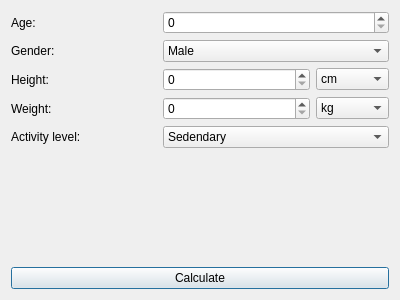
First picture: the form in CalorieCalculator/dialog.ui, repository serebryakov02/CalorieCalculator, before the edit.
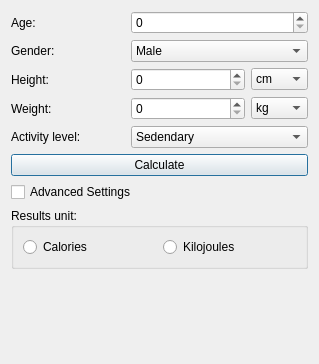
Second picture: the form after the edit.

Patch:
```diff
--- a/CalorieCalculator/dialog.ui
+++ b/CalorieCalculator/dialog.ui
@@ -6,14 +6,14 @@
    <rect>
     <x>0</x>
     <y>0</y>
-    <width>400</width>
-    <height>300</height>
+    <width>319</width>
+    <height>364</height>
    </rect>
   </property>
   <property name="windowTitle">
    <string>Dialog</string>
   </property>
-  <layout class="QVBoxLayout" name="verticalLayout">
+  <layout class="QVBoxLayout" name="verticalLayout_2">
    <item>
     <layout class="QGridLayout" name="gridLayout">
      <item row="3" column="4">
@@ -138,19 +138,6 @@
      </item>
     </layout>
    </item>
-   <item>
-    <spacer name="verticalSpacer">
-     <property name="orientation">
-      <enum>Qt::Vertical</enum>
-     </property>
-     <property name="sizeHint" stdset="0">
-      <size>
-       <width>20</width>
-       <height>40</height>
-      </size>
-     </property>
-    </spacer>
-   </item>
    <item>
     <widget class="QPushButton" name="btnCalculate">
      <property name="enabled">
@@ -161,6 +148,57 @@
      </property>
     </widget>
    </item>
+   <item>
+    <layout class="QVBoxLayout" name="verticalLayout">
+     <item>
+      <widget class="QCheckBox" name="chkBoxAdvancedSettings">
+       <property name="text">
+        <string>Advanced Settings</string>
+       </property>
+      </widget>
+     </item>
+     <item>
+      <widget class="QGroupBox" name="grpBoxAdvancedSettings">
+       <property name="title">
+        <string>Results unit:</string>
+       </property>
+       <layout class="QVBoxLayout" name="verticalLayout_3">
+        <item>
+         <layout class="QHBoxLayout" name="horizontalLayout_2">
+          <item>
+           <widget class="QRadioButton" name="radBtnCalories">
+            <property name="text">
+             <string>Calories</string>
+            </property>
+           </widget>
+          </item>
+          <item>
+           <widget class="QRadioButton" name="radBtnKilojoules">
+            <property name="text">
+             <string>Kilojoules</string>
+            </property>
+           </widget>
+          </item>
+         </layout>
+        </item>
+       </layout>
+      </widget>
+     </item>
+     <item>
+      <spacer name="verticalSpacer">
+       <property name="orientation">
+        <enum>Qt::Vertical</enum>
+       </property>
+       <property name="sizeHint" stdset="0">
+        <size>
+         <width>20</width>
+         <height>40</height>
+        </size>
+       </property>
+      </spacer>
+     </item>
+    </layout>
+   </item>
   </layout>
  </widget>
  <resources/>
```
